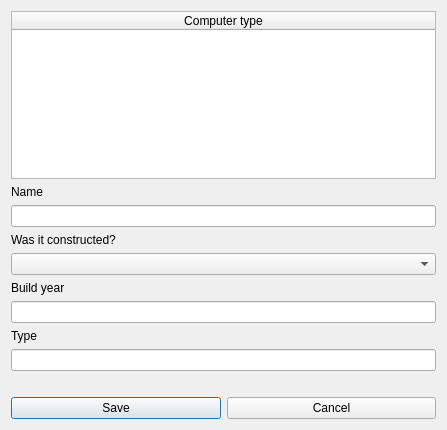
Above: editcomputer.ui from Tryggvith/vika3 before the change. Below: the same form after it.
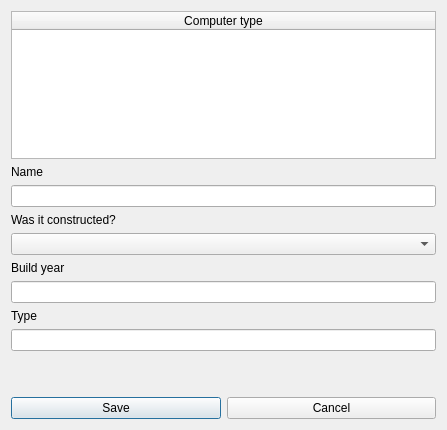
That is the form after the change.

Commit message: sma lagfaeringar

```diff
--- a/editcomputer.ui
+++ b/editcomputer.ui
@@ -66,6 +66,13 @@
    <item>
     <widget class="QLineEdit" name="input_Computer_Model"/>
    </item>
+   <item>
+    <widget class="QLabel" name="label">
+     <property name="text">
+      <string/>
+     </property>
+    </widget>
+   </item>
    <item>
     <widget class="QLabel" name="label_test">
      <property name="text">
```
The commit also changes 1 other file.
